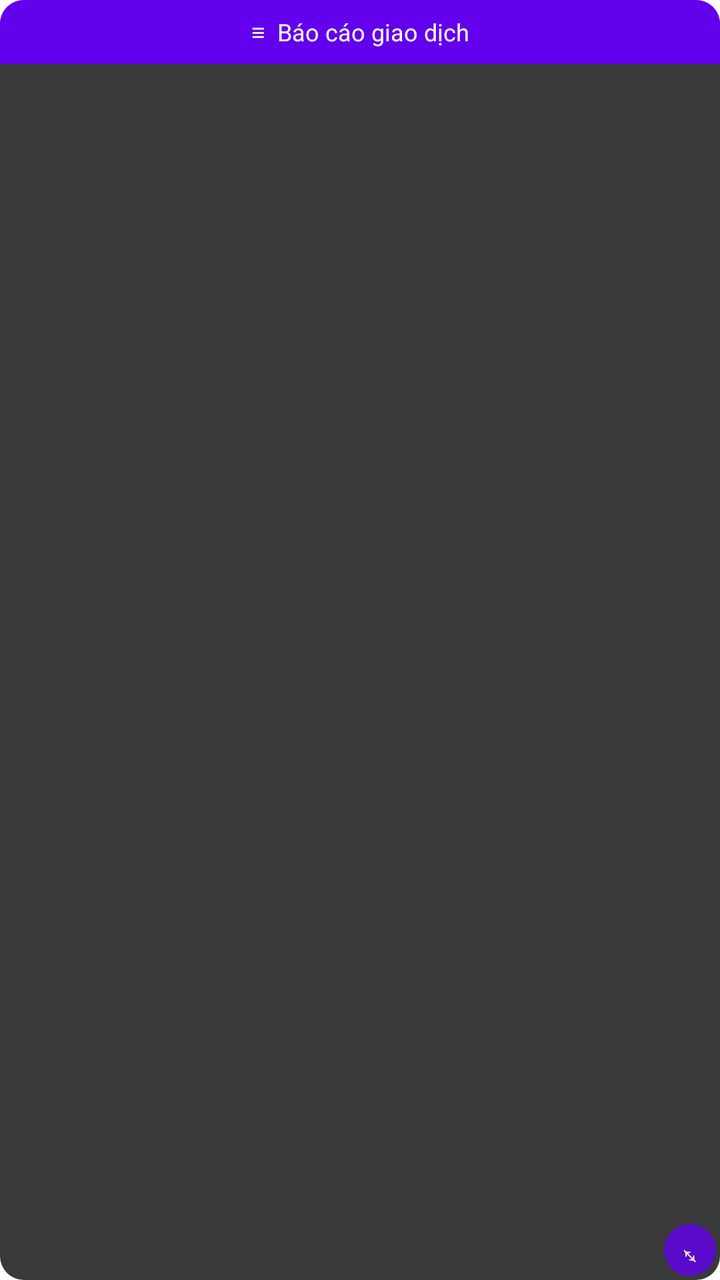
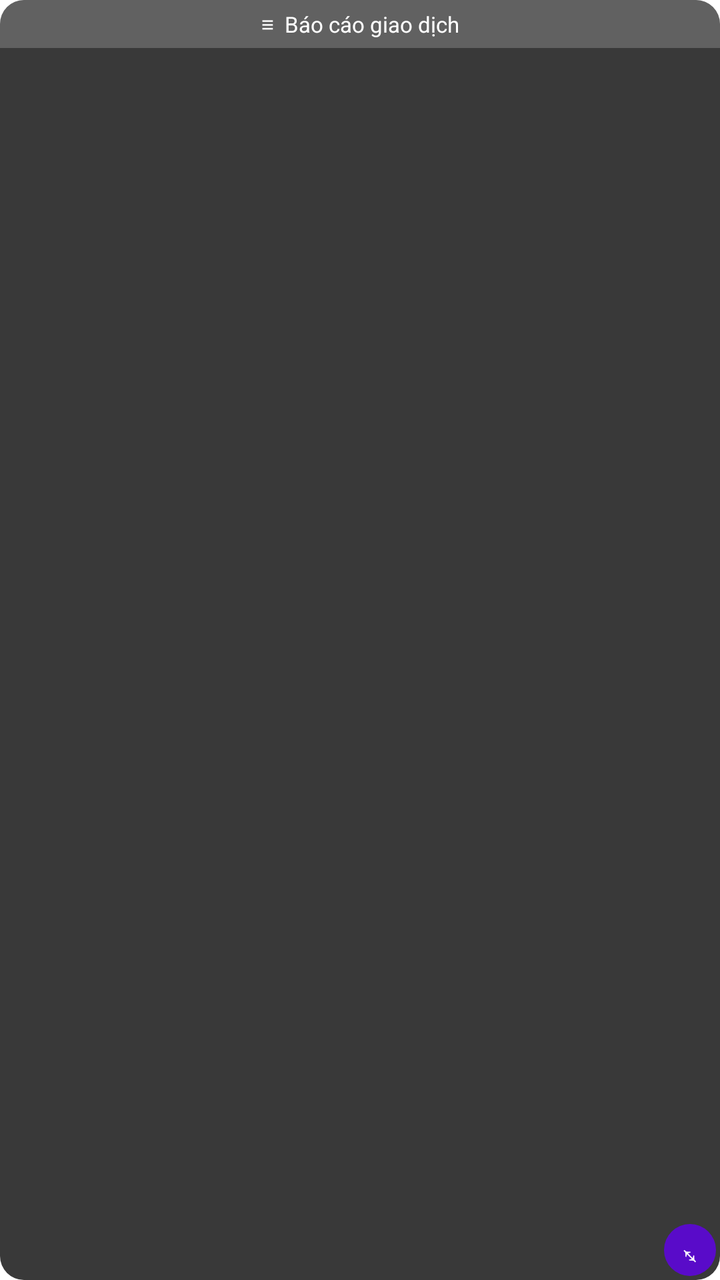

Screens rendered from an Android XML layout before and after an edit, with the pre-edit source and the edit as a unified diff.
<!-- AndroidManifest.xml: application theme Theme.DonateFloat -->
<!-- res/layout/floating_report.xml -->
<FrameLayout xmlns:android="http://schemas.android.com/apk/res/android"
    android:layout_width="wrap_content"
    android:layout_height="wrap_content">

    <LinearLayout
        android:layout_width="match_parent"
        android:layout_height="match_parent"
        android:orientation="vertical"
        android:background="@drawable/bg_floating">

        <TextView
            android:id="@+id/dragHandleReport"
            android:layout_width="match_parent"
            android:layout_height="32dp"
            android:background="@drawable/bg_drag_handle"
            android:gravity="center"
            android:text="≡  Báo cáo giao dịch"
            android:textColor="#FFFFFF"
            android:textSize="12sp" />

        <ScrollView
            android:layout_width="match_parent"
            android:layout_height="0dp"
            android:layout_weight="1">

            <LinearLayout
                android:id="@+id/reportList"
                android:layout_width="match_parent"
                android:layout_height="wrap_content"
                android:orientation="vertical"
                android:paddingBottom="8dp" />
        </ScrollView>
    </LinearLayout>

    <TextView
        android:id="@+id/resizeHandleReport"
        android:layout_width="26dp"
        android:layout_height="26dp"
        android:layout_gravity="bottom|end"
        android:layout_margin="2dp"
        android:background="@drawable/bg_resize_handle"
        android:gravity="center"
        android:text="⤡"
        android:textColor="#FFFFFF"
        android:textSize="14sp" />

</FrameLayout>
<!-- resources referenced by this layout -->
<resources>
  <!-- drawable bg_drag_handle (drawable) -->
  <shape xmlns:android="http://schemas.android.com/apk/res/android">
      <solid android:color="#FF6200EE" />
      <corners android:topLeftRadius="12dp" android:topRightRadius="12dp" />
  </shape>
  <!-- drawable bg_floating (drawable) -->
  <shape xmlns:android="http://schemas.android.com/apk/res/android">
      <solid android:color="#DD1B1B1B" />
      <corners android:radius="12dp" />
  </shape>
  <!-- drawable bg_resize_handle (drawable) -->
  <shape xmlns:android="http://schemas.android.com/apk/res/android" android:shape="oval">
      <solid android:color="#CC6200EE" />
  </shape>
  <style name="Theme.DonateFloat" parent="Theme.MaterialComponents.DayNight.NoActionBar">
          <item name="colorPrimary">@color/purple_500</item>
          <item name="colorPrimaryDark">@color/purple_700</item>
          <item name="colorAccent">@color/teal_200</item>
      </style>
  <color name="purple_500">#FF6200EE</color>
  <color name="purple_700">#FF3700B3</color>
  <color name="teal_200">#FF03DAC5</color>
</resources>

<!-- the commit's change to res/layout/floating_report.xml (unified diff, before → after) -->
@@ -3,6 +3,7 @@
     android:layout_height="wrap_content">
 
     <LinearLayout
+        android:id="@+id/reportPanel"
         android:layout_width="match_parent"
         android:layout_height="match_parent"
         android:orientation="vertical"
@@ -11,12 +12,12 @@
         <TextView
             android:id="@+id/dragHandleReport"
             android:layout_width="match_parent"
-            android:layout_height="32dp"
-            android:background="@drawable/bg_drag_handle"
+            android:layout_height="24dp"
+            android:background="@drawable/bg_drag_handle_neutral"
             android:gravity="center"
             android:text="≡  Báo cáo giao dịch"
             android:textColor="#FFFFFF"
-            android:textSize="12sp" />
+            android:textSize="11sp" />
 
         <ScrollView
             android:layout_width="match_parent"
<!-- resource entries referenced after the edit -->
@@ -1,8 +1,8 @@
 <!-- resources referenced by this layout -->
 <resources>
-  <!-- drawable bg_drag_handle (drawable) -->
+  <!-- drawable bg_drag_handle_neutral (drawable) -->
   <shape xmlns:android="http://schemas.android.com/apk/res/android">
-      <solid android:color="#FF6200EE" />
+      <solid android:color="#33FFFFFF" />
       <corners android:topLeftRadius="12dp" android:topRightRadius="12dp" />
   </shape>
   <!-- drawable bg_floating (drawable) -->
